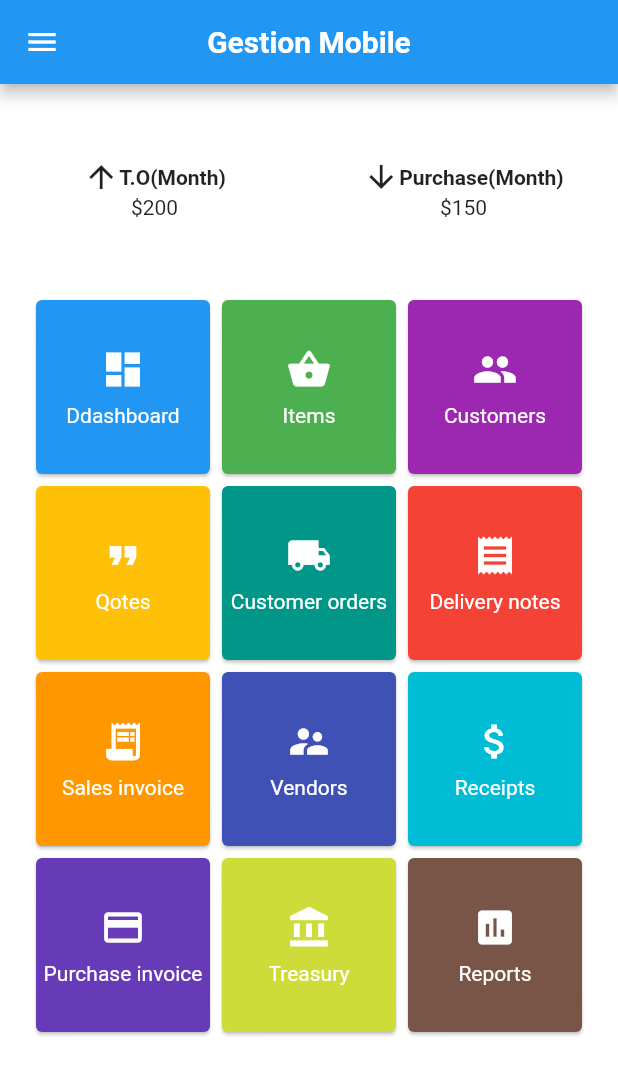
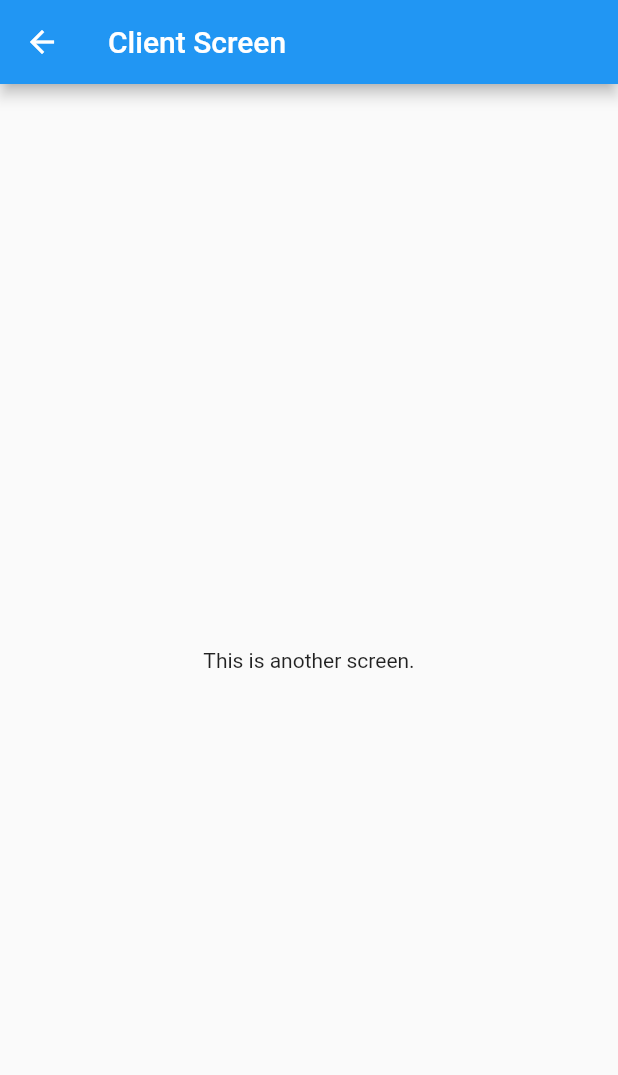
Before and after one commit to TAYBI/gestion_mobile, a Flutter app: the screen it shows after launch, after a tap on "Customers", on a phone screen of 412 x 824 dp. Shown: the top 1075 px of the screen. Run offline on Flutter 3.47's test engine with Material 2 defaults, Android fonts, the phone set to English and light mode, and no system bars.

Commit message:
create the client screen

```diff
--- /dev/null
+++ b/lib/client_screen.dart
@@ -0,0 +1,17 @@
+import 'package:flutter/material.dart';
+
+class ClientScreen extends StatelessWidget {
+  const ClientScreen({Key? key}) : super(key: key);
+
+  @override
+  Widget build(BuildContext context) {
+    return Scaffold(
+      appBar: AppBar(
+        title: const Text('Client Screen'),
+      ),
+      body: Center(
+        child: Text('This is another screen.'),
+      ),
+    );
+  }
+}
--- a/lib/main.dart
+++ b/lib/main.dart
@@ -1,8 +1,14 @@
 // ignore_for_file: prefer_const_constructors, prefer_const_literals_to_create_immutables
 
 import 'package:flutter/material.dart';
+import 'client_screen.dart';
 
-void main() => runApp(MyApp());
+void main() {
+  runApp(MaterialApp(
+    title: 'Navigation Basics',
+    home: MyApp(),
+  ));
+}
 
 extension StringExtension on String {
   String capitalize() {
@@ -149,7 +155,16 @@ class MyApp extends StatelessWidget {
                     12,
                     (index) => GestureDetector(
                       onTap: () {
-                        print('Pressed Card ${index + 1}');
+                        if (index == 2) {
+                          // check if the icon with index 3 is clicked
+                          Navigator.push(
+                            context,
+                            MaterialPageRoute(
+                              builder: (_) =>
+                                  ClientScreen(), // replace AnotherScreen with the name of your screen
+                            ),
+                          );
+                        }
                       },
                       child: Card(
                         color: _colors[index],
```
